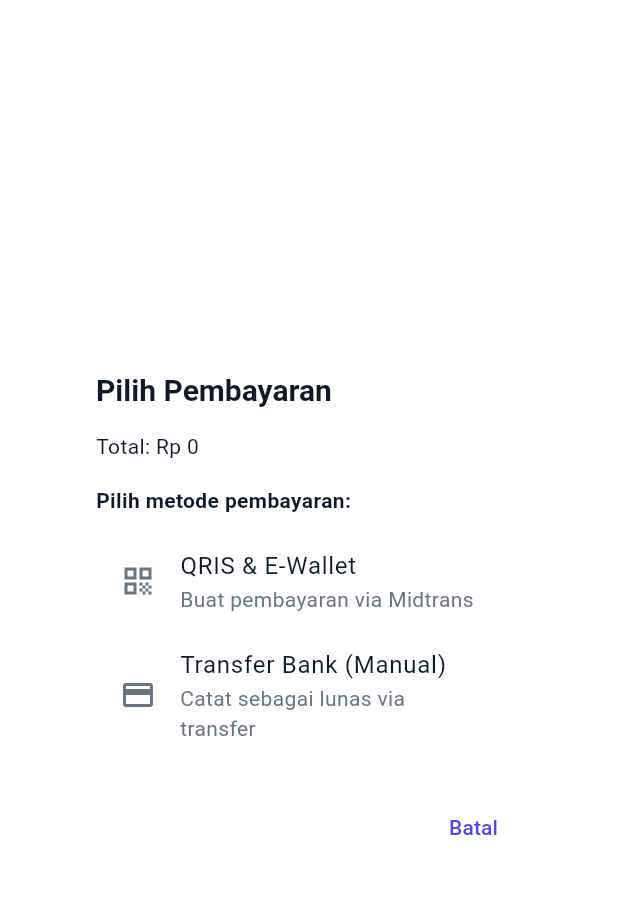
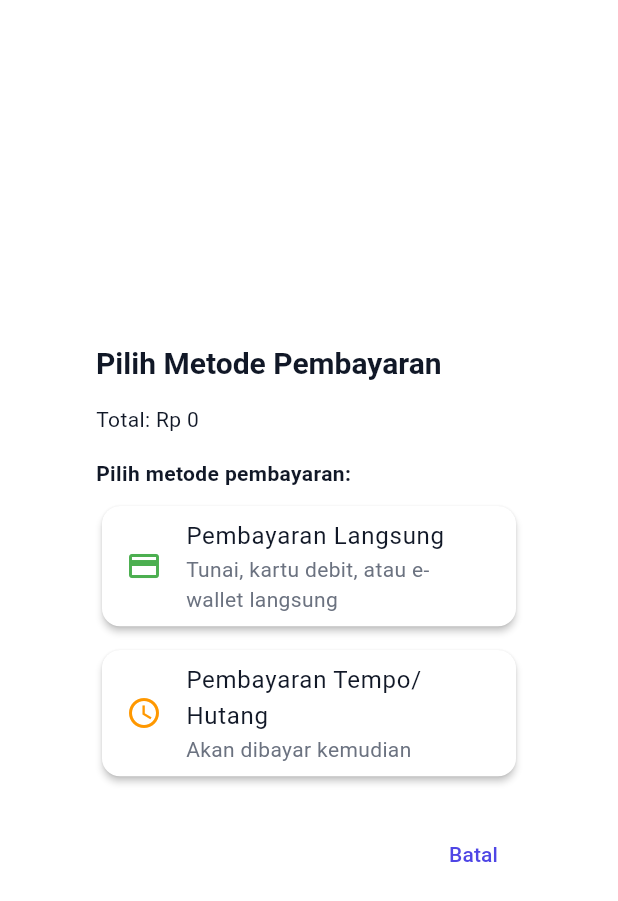
Before and after one commit to deseti/omsetpro-flutter, a Flutter app: the ManualPaymentDialog widget shown alone on an empty page, opened directly with empty values, on a phone screen of 412 x 824 dp. Shown: the top 901 px of the screen. Run offline on Flutter 3.47's test engine with Material 3 defaults, Android fonts, the phone set to English and light mode, and no system bars; our stand-ins replace connectivity_plus, device_info_plus, dio, file_picker, fl_chart, flutter_blue_plus and 6 more; missing offline and left inert: dart:html, dart:js, esc_pos_utils, midtrans_sdk, mobile_scanner, network_info_plus; accounts and stored records are empty; network calls fail; Roboto replaces fonts that are missing (Poppins).

Commit message:
feat(payment): disable digital payments and implement manual payment options

```diff
--- a/frontend/lib/features/kasir/widgets/manual_payment_dialog.dart
+++ b/frontend/lib/features/kasir/widgets/manual_payment_dialog.dart
@@ -33,7 +33,7 @@ class ManualPaymentDialog extends StatelessWidget {
   @override
   Widget build(BuildContext context) {
     return AlertDialog(
-      title: const Text('Pilih Pembayaran'), // Judul diubah agar lebih umum
+      title: const Text('Pilih Metode Pembayaran'),
       content: Column(
         mainAxisSize: MainAxisSize.min,
         crossAxisAlignment: CrossAxisAlignment.start,
@@ -46,28 +46,31 @@ class ManualPaymentDialog extends StatelessWidget {
           ),
           const SizedBox(height: 8),
 
-          // [MODIFIKASI] Opsi ini sekarang memanggil fungsi yang berbeda
+          // Opsi Pembayaran Langsung
           _buildPaymentOption(
             context,
-            icon: Icons.qr_code,
-            title: 'QRIS & E-Wallet',
-            subtitle: 'Buat pembayaran via Midtrans',
+            icon: Icons.payment,
+            title: 'Pembayaran Langsung',
+            subtitle: 'Tunai, kartu debit, atau e-wallet langsung',
+            color: Colors.green,
             onTapAction: () {
               Navigator.of(context).pop();
-              onDigitalPaymentInitiated(); // Panggil fungsi untuk memunculkan QRIS
+              onManualPaymentSelected('Langsung');
             },
           ),
 
-          // [MODIFIKASI] Opsi ini tetap sebagai pencatatan manual
+          const SizedBox(height: 8),
+
+          // Opsi Pembayaran Tempo/Hutang
           _buildPaymentOption(
             context,
-            icon: Icons.credit_card,
-            title: 'Transfer Bank (Manual)',
-            subtitle: 'Catat sebagai lunas via transfer',
+            icon: Icons.schedule,
+            title: 'Pembayaran Tempo/Hutang',
+            subtitle: 'Akan dibayar kemudian',
+            color: Colors.orange,
             onTapAction: () {
               Navigator.of(context).pop();
-              // 'transfer' adalah nama metode bayar yang akan disimpan
-              onManualPaymentSelected('Transfer Bank');
+              onManualPaymentSelected('Tempo/Hutang');
             },
           ),
         ],
@@ -86,13 +89,17 @@ class ManualPaymentDialog extends StatelessWidget {
     required IconData icon,
     required String title,
     required String subtitle,
-    required VoidCallback onTapAction, // [MODIFIKASI] Gunakan callback umum
+    required VoidCallback onTapAction,
+    Color? color,
   }) {
-    return ListTile(
-      leading: Icon(icon),
-      title: Text(title),
-      subtitle: Text(subtitle),
-      onTap: onTapAction, // Gunakan action yang sudah ditentukan
+    return Card(
+      elevation: 2,
+      child: ListTile(
+        leading: Icon(icon, color: color),
+        title: Text(title),
+        subtitle: Text(subtitle),
+        onTap: onTapAction,
+      ),
     );
   }
 }
--- a/frontend/lib/services/payment_service_factory.dart
+++ b/frontend/lib/services/payment_service_factory.dart
@@ -5,24 +5,20 @@ import 'package:flutter/foundation.dart';
 import 'package:flutter_riverpod/flutter_riverpod.dart';
 import 'payment_service_interface.dart';
 import 'payment_service_factory_mobile.dart'
-  if (dart.library.html) 'payment_service_factory_web.dart';
+    if (dart.library.html) 'payment_service_factory_web.dart';
 
 // Export PaymentServiceFactory dari file yang sesuai
 export 'payment_service_factory_mobile.dart'
-  if (dart.library.html) 'payment_service_factory_web.dart';
+    if (dart.library.html) 'payment_service_factory_web.dart';
+
 // Provider untuk mendeteksi platform dan payment methods yang tersedia
 final availablePaymentMethodsProvider = Provider<List<PaymentMethod>>((ref) {
-  if (kIsWeb) {
-    return [
-      PaymentMethod.manual,  // Manual entry untuk web
-      PaymentMethod.cash,    // Cash payment
-    ];
-  } else {
-    return [
-      PaymentMethod.digital, // Midtrans untuk mobile
-      PaymentMethod.cash,    // Cash payment
-    ];
-  }
+  // Nonaktifkan pembayaran digital Midtrans untuk semua platform
+  // Hanya tersedia opsi pembayaran manual dan tunai
+  return [
+    PaymentMethod.cash, // Pembayaran tunai langsung
+    PaymentMethod.manual, // Pembayaran tempo/hutang (manual entry)
+  ];
 });
 
 // Provider untuk informasi platform
@@ -30,11 +26,11 @@ final platformInfoProvider = Provider<Map<String, dynamic>>((ref) {
   return {
     'isWeb': kIsWeb,
     'platform': kIsWeb ? 'web' : 'mobile',
-    'digitalPaymentSupported': !kIsWeb,
+    'digitalPaymentSupported': false, // Nonaktifkan pembayaran digital
     'features': {
-      'midtrans': !kIsWeb,
-      'manualEntry': kIsWeb,
-      'cashPayment': true,
+      'midtrans': false, // Nonaktifkan Midtrans
+      'manualEntry': true, // Aktifkan manual entry untuk tempo/hutang
+      'cashPayment': true, // Aktifkan pembayaran tunai
     },
   };
 });
--- a/frontend/lib/services/payment_service_interface.dart
+++ b/frontend/lib/services/payment_service_interface.dart
@@ -30,7 +30,6 @@ class PaymentResult {
 }
 
 enum PaymentMethod {
-  digital,  // Midtrans untuk mobile
-  manual,   // Manual entry untuk web
-  cash,     // Pembayaran tunai
+  cash, // Pembayaran tunai langsung
+  manual, // Pembayaran tempo/hutang (manual entry)
 }
--- a/frontend/pubspec.yaml
+++ b/frontend/pubspec.yaml
@@ -86,6 +86,10 @@ flutter:
   # Generate app localization (untuk format tanggal dan angka)
   generate: true
 
+  # Assets configuration
+  assets:
+    - assets/logo/
+
 # Flutter Launcher Icons Configuration
 flutter_icons:
   android: true
```
Also changed, not shown: frontend/lib/features/home/components/home_app_bar.dart (+18 -6 lines), frontend/lib/features/kasir/kasir_page.dart (+16 -115 lines), frontend/lib/features/kasir/widgets/payment_buttons_widget.dart (+7 -19 lines), 1 other file.
